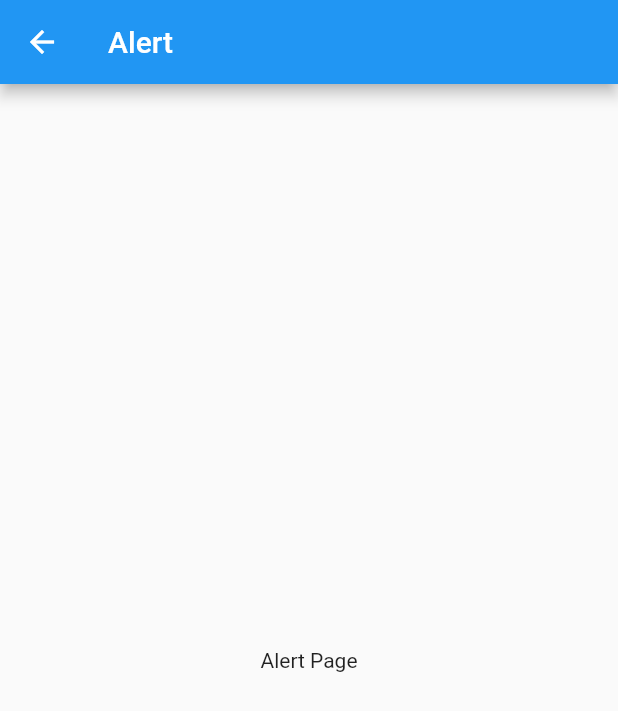
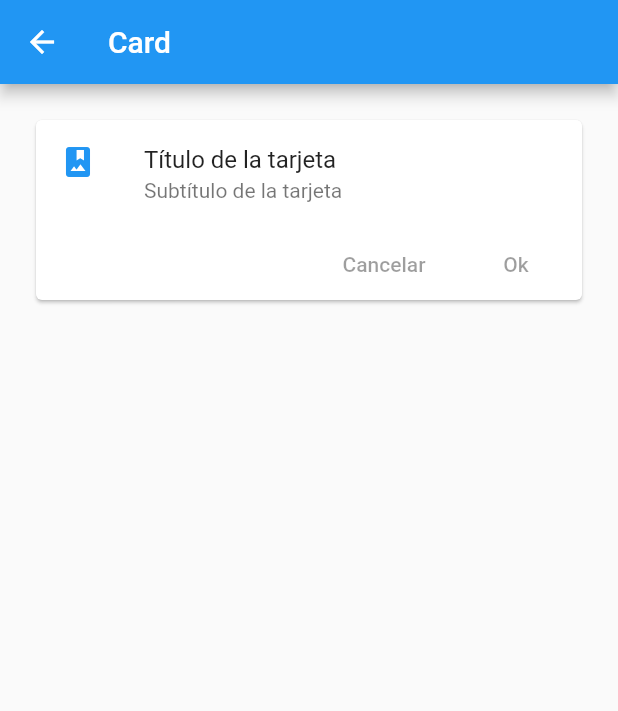
Before and after one commit to RafaelDelgadoCubilla/componentes, a Flutter app: the screen it shows after launch, after a tap on "Cards - Tarjetas", on a phone screen of 412 x 824 dp. Shown: the top 711 px of the screen. Run offline on Flutter 3.47's test engine with Material 2 defaults, Android fonts, the phone set to English and light mode, and no system bars.

Commit message:
Fín del vídeo 72. Crea 1 tarjeta con ListTile y con 2 botones.

```diff
--- a/lib/main.dart
+++ b/lib/main.dart
@@ -1,11 +1,11 @@
 
 import 'package:componentes/src/pages/alert_page.dart';
-import 'package:componentes/src/pages/avatar_page.dart';
+//import 'package:componentes/src/pages/avatar_page.dart';
 import 'package:componentes/src/routes/routes.dart';
 import 'package:flutter/material.dart';
 
 //import 'package:componentes/src/pages/home_page_temp.dart';
-import 'package:componentes/src/pages/home_page.dart';
+//import 'package:componentes/src/pages/home_page.dart';
 
 void main() => runApp(MyApp());
 
--- /dev/null
+++ b/lib/src/pages/card_page.dart
@@ -0,0 +1,45 @@
+import 'package:flutter/material.dart';
+
+class CardPage extends StatelessWidget {
+  @override
+  Widget build(BuildContext context) {
+    return Scaffold(
+      appBar: AppBar(
+        title: Text('Card')
+      ),
+      body: ListView(
+        padding: EdgeInsets.all(20.0),
+        children: [
+          _cardTipo1()
+        ],
+      )
+    );
+  }
+
+  Widget _cardTipo1() {
+    return Card(
+      child: Column(
+        children: [
+          ListTile(
+            leading: Icon(Icons.photo_album, color:Colors.blue),
+            title: Text('Título de la tarjeta'),
+            subtitle: Text('Subtítulo de la tarjeta')
+          ),
+          Row(
+            mainAxisAlignment: MainAxisAlignment.end,
+            children: [
+              FlatButton(
+                onPressed: null,
+                child: Text('Cancelar'),
+              ),
+              FlatButton(
+                onPressed: null,
+                child: Text('Ok'),
+              )
+            ],
+          )
+        ],
+      )
+    );
+  }
+}
--- a/lib/src/pages/home_page.dart
+++ b/lib/src/pages/home_page.dart
@@ -1,4 +1,4 @@
-import 'package:componentes/src/pages/alert_page.dart';
+//import 'package:componentes/src/pages/alert_page.dart';
 import 'package:componentes/src/providers/menu_provider.dart';
 import 'package:componentes/src/utils/icons_string_utils.dart';
 //import 'package:componentes/src/utils/rutas_strings_utils.dart';
--- a/lib/src/routes/routes.dart
+++ b/lib/src/routes/routes.dart
@@ -1,5 +1,6 @@
 import 'package:componentes/src/pages/alert_page.dart';
 import 'package:componentes/src/pages/avatar_page.dart';
+import 'package:componentes/src/pages/card_page.dart';
 import 'package:componentes/src/pages/home_page.dart';
 import 'package:flutter/material.dart';
 
@@ -9,7 +10,8 @@ Map<String,WidgetBuilder> getApplicationRoutes(){
   final rutas = <String,WidgetBuilder>{
         '/'     : (BuildContext context) => HomePage(),
         'alert' : (BuildContext context) => AlertPage(),
-        'avatar':(BuildContext context) => AvatarPage(),
+        'avatar': (BuildContext context) => AvatarPage(),
+        'card'  : (BuildContext context) => CardPage(),
   };
 
   return rutas;
```
